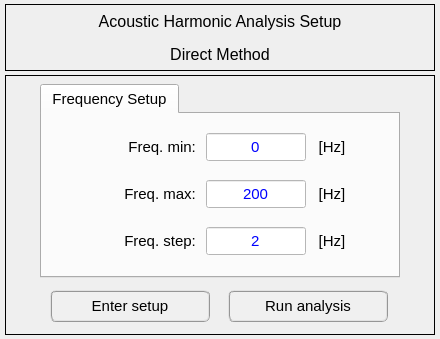
Old version of the form vibra/interface/data/ui_files/analysis/acoustic/harmonic_analysis_direct_method.ui in the repository MOPT-UFSC/VIBRA.
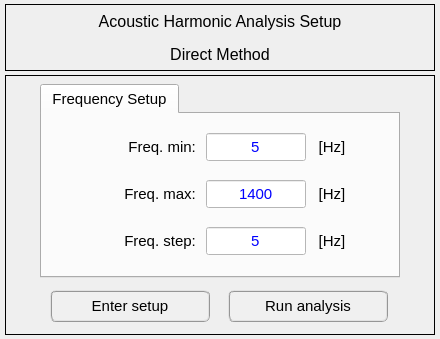
New version of the form.

The edit to the form file:
```diff
--- a/vibra/interface/data/ui_files/analysis/acoustic/harmonic_analysis_direct_method.ui
+++ b/vibra/interface/data/ui_files/analysis/acoustic/harmonic_analysis_direct_method.ui
@@ -193,7 +193,7 @@
              <string notr="true">color: rgb(0, 0, 255); background-color: rgb(255,255,255); font: 75 11pt &quot;MS Shell Dlg 2&quot;;</string>
             </property>
             <property name="text">
-             <string>0</string>
+             <string>5</string>
             </property>
             <property name="alignment">
              <set>Qt::AlignCenter</set>
@@ -227,7 +227,7 @@
              <string notr="true">color: rgb(0, 0, 255); background-color: rgb(255,255,255); font: 75 11pt &quot;MS Shell Dlg 2&quot;;</string>
             </property>
             <property name="text">
-             <string>2</string>
+             <string>5</string>
             </property>
             <property name="alignment">
              <set>Qt::AlignCenter</set>
@@ -261,7 +261,7 @@
              <string notr="true">color: rgb(0, 0, 255); background-color: rgb(255,255,255); font: 75 11pt &quot;MS Shell Dlg 2&quot;;</string>
             </property>
             <property name="text">
-             <string>200</string>
+             <string>1400</string>
             </property>
             <property name="alignment">
              <set>Qt::AlignCenter</set>
```
